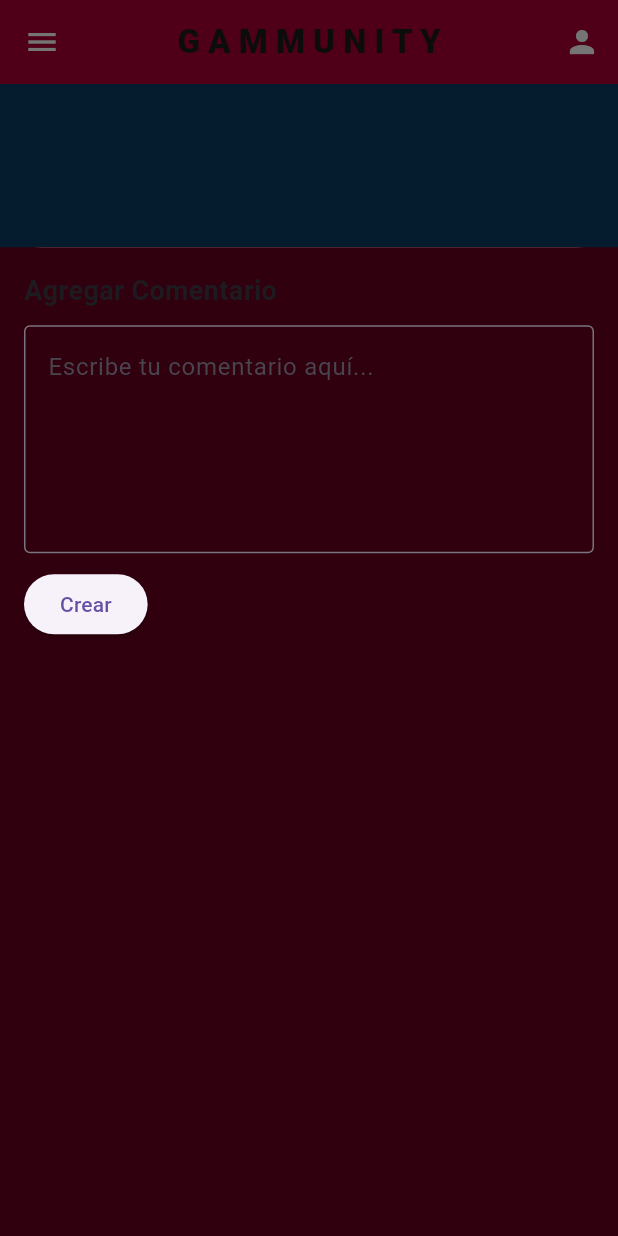
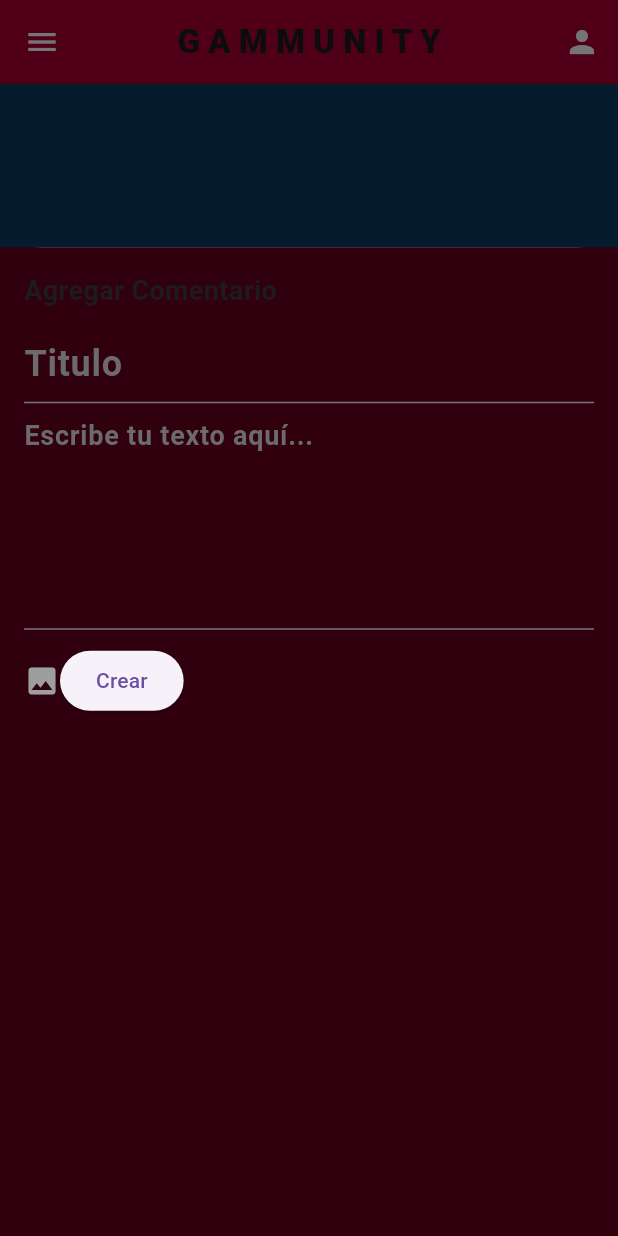
Before and after one commit to RicardoMolinaCoronel/frontLP2, a Flutter app: the screen it shows after launch, item 3 of the bottom bar chosen, after a tap on "Crear Evento", on a phone screen of 412 x 824 dp. Run offline on Flutter 3.47's test engine with Material 2 defaults, Android fonts, the phone set to English and light mode, and no system bars; network calls fail.

Commit message:
event creator last steps

```diff
--- a/lib/presentation/theme/colors.dart
+++ b/lib/presentation/theme/colors.dart
@@ -7,6 +7,7 @@ class AppColors {
   final gray1 = const Color(0xFF252525);
   final red3 = const Color(0xFFA6133F);
   final red4 = const Color(0xFF50061C);
+ final red5 = const Color(0xFF700828);
   final blue1 = const Color(0xFF083C61);
 
   const AppColors();
--- a/lib/presentation/views/create_view.dart
+++ b/lib/presentation/views/create_view.dart
@@ -85,20 +85,43 @@ class _CreateViewState extends State<CreateView> {
                         ),
                       ),
                       SizedBox(height: 10),
+                       TextField(
+                        maxLines: 1,
+                        style: TextStyle(color: Color.fromARGB(255, 107, 107, 107),fontSize: 24,fontWeight: FontWeight.w600),
+                        decoration: InputDecoration(
+                          hintText: 'Titulo',
+                          hintStyle: TextStyle(color: Color.fromARGB(255, 107, 107, 107),fontSize: 24)
+                        ),
+                      ),
                       TextFormField(
                         maxLines: 5,
+                         style: TextStyle(color: Color.fromARGB(255, 107, 107, 107),fontSize: 18,fontWeight: FontWeight.w700),
                         decoration: InputDecoration(
-                          hintText: 'Escribe tu comentario aquí...',
-                          border: OutlineInputBorder(),
+                          hintText: 'Escribe tu texto aquí...',
+                          hintStyle: TextStyle(color: Color.fromARGB(255, 107, 107, 107),fontSize: 18),
                         ),
                       ),
                       SizedBox(height: 10),
+                      Row(
+                        children:[
+                          GestureDetector(
+            child: Icon(
+                Icons.image,
+               color:  Colors.grey,
+                 ),
+                onTap: () {
+             setState(() { // COLOCAR FUNCION AQUI
+           });
+        },
+      ),
                       ElevatedButton(
                         onPressed: () {
                           // Lógica para guardar el comentario
                           Navigator.pop(context);
                         },
                         child: Text('Crear'),
+                      ),
+                        ]
                       ),
                     ],
                   ),
```
